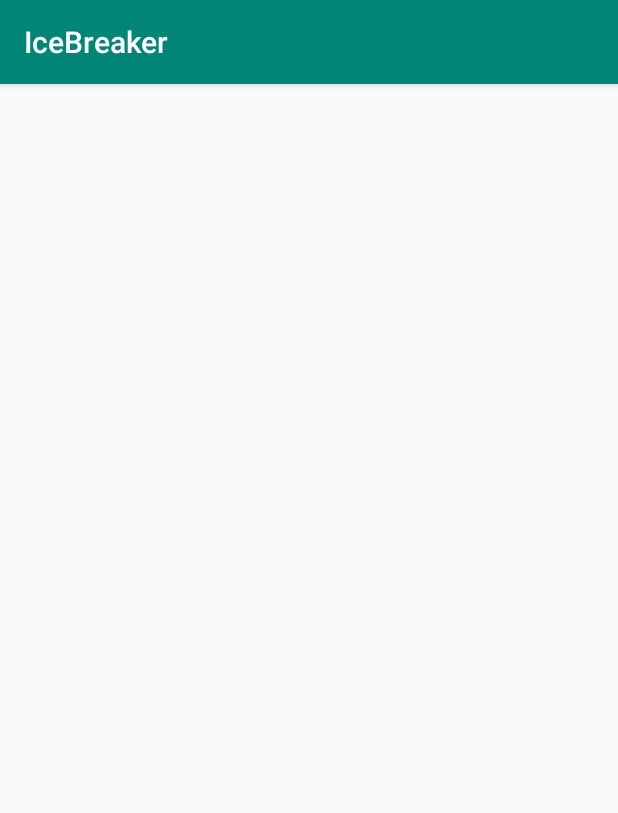
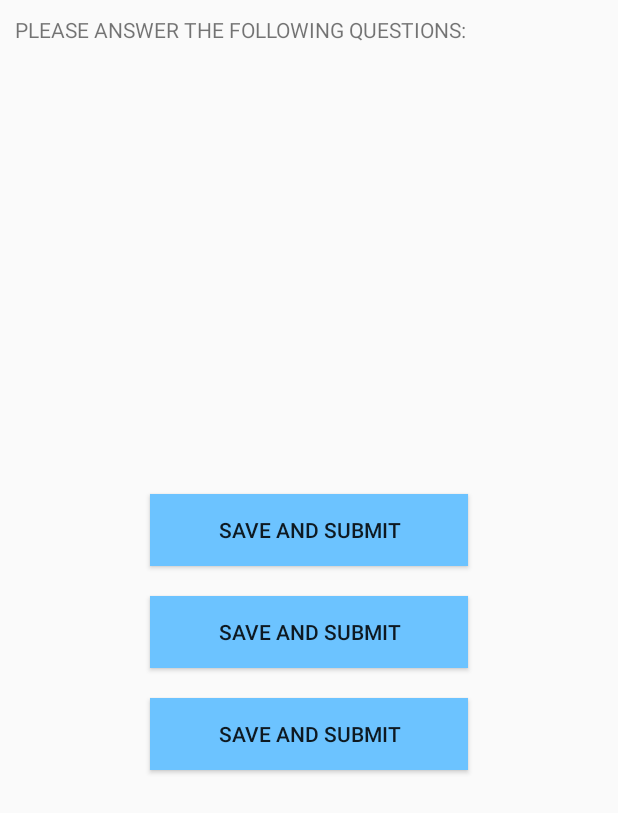
Before and after one commit to johnmcguire1/IceBreaker, an Android app: the Quiz screen opened directly, with no data from a screen before it, on a phone screen of 412 x 824 dp. Shown: the top 813 px of the screen. Run offline under Robolectric (Android 15) with nearby library versions, the phone set to English and light mode, and no system bars.

Commit message:
Improved Quiz UI. Before attempting to set up swiping.

```diff
--- a/app/src/main/res/layout/activity_details__input.xml
+++ b/app/src/main/res/layout/activity_details__input.xml
@@ -31,11 +31,11 @@
                 android:layout_alignParentRight="false"
                 android:layout_marginStart="10dp"
                 android:layout_marginLeft="10dp"
-                android:layout_marginTop="9dp"
+                android:layout_marginTop="30dp"
                 android:layout_marginEnd="19dp"
                 android:layout_marginRight="10dp"
                 android:text="PLEASE ANSWER THE FOLLOWING QUESTIONS:"
-                tools:layout_marginTop="25dp" />
+                 />
 
             <EditText
                 android:id="@+id/name"
--- a/app/src/main/res/layout/activity_quiz.xml
+++ b/app/src/main/res/layout/activity_quiz.xml
@@ -10,10 +10,68 @@
         android:layout_width="match_parent"
         android:layout_height="match_parent"
         tools:ignore="ExtraText">
+
         <TextView
+            android:id="@+id/persontext"
+            android:layout_width="wrap_content"
+            android:layout_height="wrap_content"
+            android:layout_alignParentStart="true"
+            android:layout_alignParentLeft="true"
+            android:layout_alignParentTop="true"
+            android:layout_alignParentEnd="true"
+            android:layout_alignParentRight="false"
+            android:layout_marginStart="10dp"
+            android:layout_marginLeft="100dp"
+            android:layout_marginTop="10dp"
+            android:layout_marginEnd="10dp"
+            android:layout_marginRight="10dp"
+            android:text="PLEASE ANSWER THE FOLLOWING QUESTIONS:"
+            tools:layout_marginTop="70dp" />
 
-            android:layout_width="wrap_content"
-            android:layout_height="wrap_content" />
+        <Button
+            android:id="@+id/Question1"
+            android:layout_width="10000dp"
+            android:layout_height="wrap_content"
+            android:layout_below="@+id/persontext"
+            android:layout_marginTop="300dp"
+            android:layout_marginBottom="10dp"
+            android:layout_marginLeft="100dp"
+            android:layout_marginRight="100dp"
+            android:background="#6CC3FF"
+            android:onClick= "generateText"
+            android:text="Save and Submit"
+            tools:layout_marginTop="400dp"
+            />
+
+        <Button
+            android:id="@+id/Question2"
+            android:layout_width="10000dp"
+            android:layout_height="wrap_content"
+            android:layout_below="@+id/Question1"
+            android:layout_marginTop="10dp"
+            android:layout_marginBottom="10dp"
+            android:layout_marginLeft="100dp"
+            android:layout_marginRight="100dp"
+            android:background="#6CC3FF"
+            android:onClick= "generateText"
+            android:text="Save and Submit"
+
+            />
+
+        <Button
+            android:id="@+id/Question3"
+            android:layout_width="10000dp"
+            android:layout_height="wrap_content"
+            android:layout_below="@+id/Question2"
+            android:layout_marginTop="10dp"
+            android:layout_marginBottom="10dp"
+            android:layout_marginLeft="100dp"
+            android:layout_marginRight="100dp"
+            android:background="#6CC3FF"
+            android:onClick= "generateText"
+            android:text="Save and Submit"
+            />
+
     </RelativeLayout>
 
 
--- a/app/src/main/res/values/styles.xml
+++ b/app/src/main/res/values/styles.xml
@@ -1,7 +1,7 @@
 <resources>
 
     <!-- Base application theme. -->
-    <style name="AppTheme" parent="Theme.AppCompat.Light.DarkActionBar">
+    <style name="AppTheme" parent="Theme.AppCompat.Light.NoActionBar">
         <!-- Customize your theme here. -->
         <item name="colorPrimary">@color/colorPrimary</item>
         <item name="colorPrimaryDark">@color/colorPrimaryDark</item>
```
